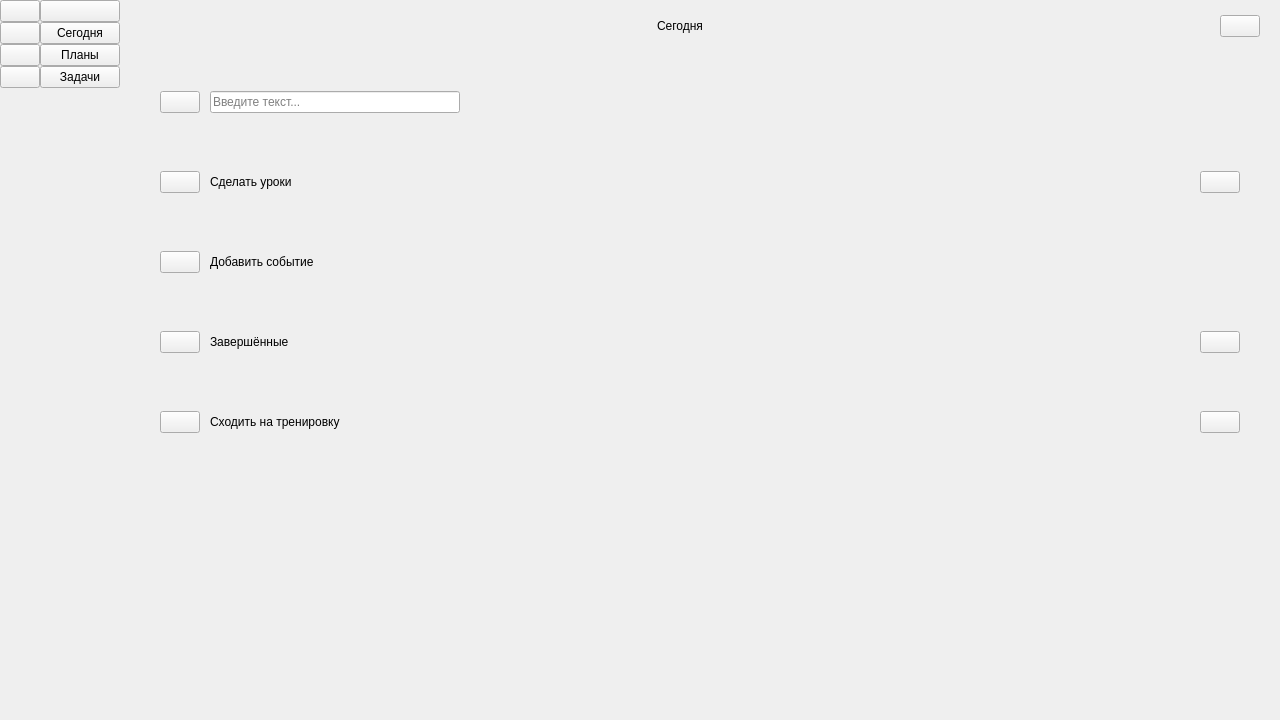
First picture: the form in mainwindow.ui, repository fnDxrk/ToDo_VPHAMI, before the edit.
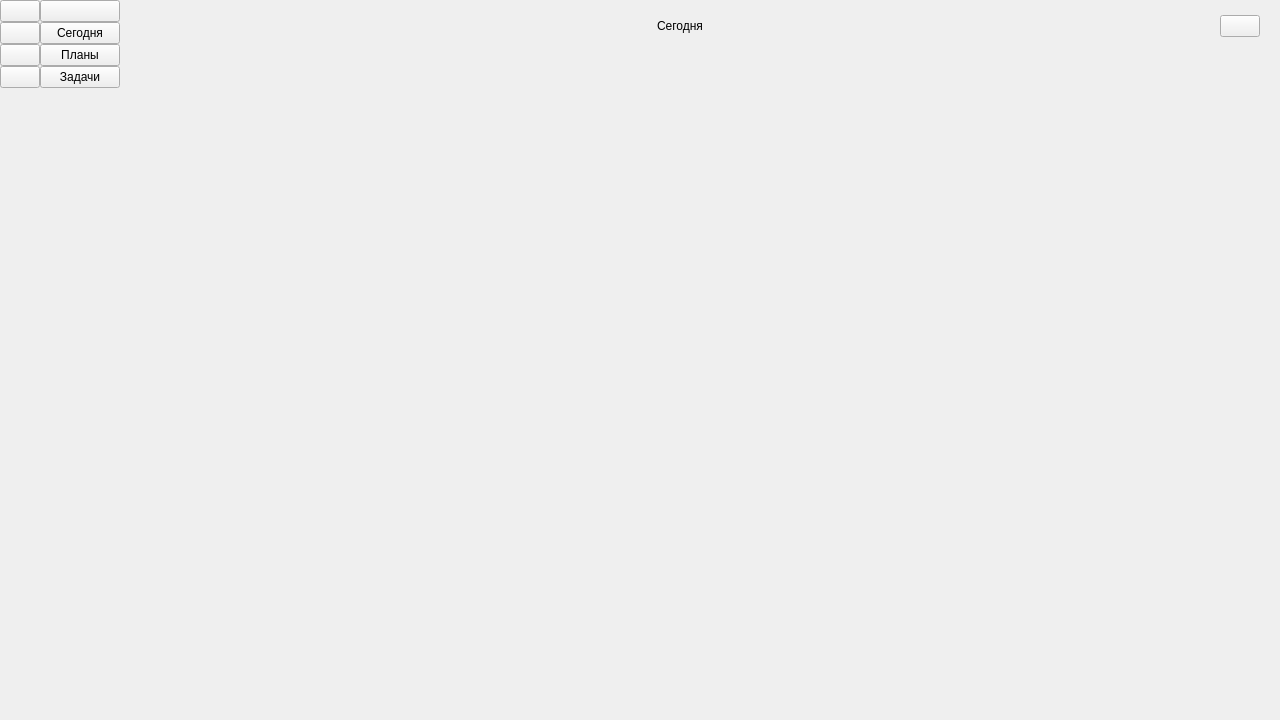
Second picture: the form after the edit. Icons and pictures are not drawn.

Commit message: Remove event widget

The edit to the form file:
```diff
--- a/mainwindow.ui
+++ b/mainwindow.ui
@@ -397,642 +397,9 @@
          <property name="currentIndex">
           <number>0</number>
          </property>
-         <widget class="QWidget" name="today_page">
-          <layout class="QVBoxLayout" name="verticalLayout_6">
-           <property name="spacing">
-            <number>20</number>
-           </property>
-           <property name="leftMargin">
-            <number>20</number>
-           </property>
-           <property name="topMargin">
-            <number>20</number>
-           </property>
-           <property name="rightMargin">
-            <number>20</number>
-           </property>
-           <property name="bottomMargin">
-            <number>20</number>
-           </property>
-           <item>
-            <widget class="QWidget" name="edit_event_widget" native="true">
-             <property name="minimumSize">
-              <size>
-               <width>0</width>
-               <height>60</height>
-              </size>
-             </property>
-             <layout class="QHBoxLayout" name="horizontalLayout_9">
-              <property name="spacing">
-               <number>0</number>
-              </property>
-              <property name="leftMargin">
-               <number>20</number>
-              </property>
-              <property name="topMargin">
-               <number>0</number>
-              </property>
-              <property name="rightMargin">
-               <number>20</number>
-              </property>
-              <property name="bottomMargin">
-               <number>0</number>
-              </property>
-              <item>
-               <widget class="QPushButton" name="circle_button_2">
-                <property name="text">
-                 <string/>
-                </property>
-                <property name="icon">
-                 <iconset resource="resource.qrc">
-                  <normaloff>:/resource/icons/Circle.png</normaloff>:/resource/icons/Circle.png</iconset>
-                </property>
-                <property name="iconSize">
-                 <size>
-                  <width>20</width>
-                  <height>20</height>
-                 </size>
-                </property>
-               </widget>
-              </item>
-              <item>
-               <spacer name="horizontalSpacer_12">
-                <property name="orientation">
-                 <enum>Qt::Horizontal</enum>
-                </property>
-                <property name="sizeType">
-                 <enum>QSizePolicy::Fixed</enum>
-                </property>
-                <property name="sizeHint" stdset="0">
-                 <size>
-                  <width>10</width>
-                  <height>20</height>
-                 </size>
-                </property>
-               </spacer>
-              </item>
-              <item>
-               <widget class="QLineEdit" name="edit_line">
-                <property name="sizePolicy">
-                 <sizepolicy hsizetype="Expanding" vsizetype="Fixed">
-                  <horstretch>0</horstretch>
-                  <verstretch>0</verstretch>
-                 </sizepolicy>
-                </property>
-                <property name="maximumSize">
-                 <size>
-                  <width>250</width>
-                  <height>16777215</height>
-                 </size>
-                </property>
-                <property name="text">
-                 <string/>
-                </property>
-                <property name="placeholderText">
-                 <string>Введите текст...</string>
-                </property>
-               </widget>
-              </item>
-              <item>
-               <widget class="QLabel" name="edit_text">
-                <property name="text">
-                 <string/>
-                </property>
-               </widget>
-              </item>
-              <item>
-               <spacer name="horizontalSpacer_13">
-                <property name="orientation">
-                 <enum>Qt::Horizontal</enum>
-                </property>
-                <property name="sizeHint" stdset="0">
-                 <size>
-                  <width>762</width>
-                  <height>20</height>
-                 </size>
-                </property>
-               </spacer>
-              </item>
-             </layout>
-            </widget>
-           </item>
-           <item>
-            <widget class="QWidget" name="event_widget" native="true">
-             <property name="minimumSize">
-              <size>
-               <width>0</width>
-               <height>60</height>
-              </size>
-             </property>
-             <layout class="QHBoxLayout" name="horizontalLayout_4">
-              <property name="spacing">
-               <number>0</number>
-              </property>
-              <property name="leftMargin">
-               <number>20</number>
-              </property>
-              <property name="topMargin">
-               <number>0</number>
-              </property>
-              <property name="rightMargin">
-               <number>20</number>
-              </property>
-              <property name="bottomMargin">
-               <number>0</number>
-              </property>
-              <item>
-               <widget class="QPushButton" name="circle_button">
-                <property name="text">
-                 <string/>
-                </property>
-                <property name="icon">
-                 <iconset resource="resource.qrc">
-                  <normaloff>:/resource/icons/Circle.png</normaloff>:/resource/icons/Circle.png</iconset>
-                </property>
-                <property name="iconSize">
-                 <size>
-                  <width>20</width>
-                  <height>20</height>
-                 </size>
-                </property>
-               </widget>
-              </item>
-              <item>
-               <spacer name="horizontalSpacer_5">
-                <property name="orientation">
-                 <enum>Qt::Horizontal</enum>
-                </property>
-                <property name="sizeType">
-                 <enum>QSizePolicy::Fixed</enum>
-                </property>
-                <property name="sizeHint" stdset="0">
-                 <size>
-                  <width>10</width>
-                  <height>20</height>
-                 </size>
-                </property>
-               </spacer>
-              </item>
-              <item>
-               <widget class="QLabel" name="event_text">
-                <property name="text">
-                 <string>Сделать уроки</string>
-                </property>
-               </widget>
-              </item>
-              <item>
-               <spacer name="horizontalSpacer_4">
-                <property name="orientation">
-                 <enum>Qt::Horizontal</enum>
-                </property>
-                <property name="sizeType">
-                 <enum>QSizePolicy::Expanding</enum>
-                </property>
-                <property name="sizeHint" stdset="0">
-                 <size>
-                  <width>838</width>
-                  <height>20</height>
-                 </size>
-                </property>
-               </spacer>
-              </item>
-              <item>
-               <widget class="QPushButton" name="options_button_2">
-                <property name="text">
-                 <string/>
-                </property>
-                <property name="icon">
-                 <iconset resource="resource.qrc">
-                  <normaloff>:/resource/icons/Options.png</normaloff>:/resource/icons/Options.png</iconset>
-                </property>
-                <property name="iconSize">
-                 <size>
-                  <width>20</width>
-                  <height>20</height>
-                 </size>
-                </property>
-               </widget>
-              </item>
-             </layout>
-            </widget>
-           </item>
-           <item>
-            <widget class="QWidget" name="add_event_widget" native="true">
-             <property name="minimumSize">
-              <size>
-               <width>0</width>
-               <height>60</height>
-              </size>
-             </property>
-             <layout class="QHBoxLayout" name="horizontalLayout_5">
-              <property name="spacing">
-               <number>0</number>
-              </property>
-              <property name="leftMargin">
-               <number>20</number>
-              </property>
-              <property name="topMargin">
-               <number>0</number>
-              </property>
-              <property name="rightMargin">
-               <number>20</number>
-              </property>
-              <property name="bottomMargin">
-               <number>0</number>
-              </property>
-              <item>
-               <widget class="QPushButton" name="plus_button">
-                <property name="text">
-                 <string/>
-                </property>
-                <property name="icon">
-                 <iconset resource="resource.qrc">
-                  <normaloff>:/resource/icons/Plus.png</normaloff>:/resource/icons/Plus.png</iconset>
-                </property>
-                <property name="iconSize">
-                 <size>
-                  <width>20</width>
-                  <height>20</height>
-                 </size>
-                </property>
-               </widget>
-              </item>
-              <item>
-               <spacer name="horizontalSpacer_3">
-                <property name="orientation">
-                 <enum>Qt::Horizontal</enum>
-                </property>
-                <property name="sizeType">
-                 <enum>QSizePolicy::Fixed</enum>
-                </property>
-                <property name="sizeHint" stdset="0">
-                 <size>
-                  <width>10</width>
-                  <height>20</height>
-                 </size>
-                </property>
-               </spacer>
-              </item>
-              <item>
-               <widget class="QLabel" name="add_event_text">
-                <property name="text">
-                 <string>Добавить событие</string>
-                </property>
-               </widget>
-              </item>
-              <item>
-               <spacer name="horizontalSpacer_8">
-                <property name="orientation">
-                 <enum>Qt::Horizontal</enum>
-                </property>
-                <property name="sizeHint" stdset="0">
-                 <size>
-                  <width>889</width>
-                  <height>20</height>
-                 </size>
-                </property>
-               </spacer>
-              </item>
-             </layout>
-            </widget>
-           </item>
-           <item>
-            <widget class="QWidget" name="completed_event_widget" native="true">
-             <property name="minimumSize">
-              <size>
-               <width>0</width>
-               <height>60</height>
-              </size>
-             </property>
-             <layout class="QHBoxLayout" name="horizontalLayout_6">
-              <property name="spacing">
-               <number>0</number>
-              </property>
-              <property name="leftMargin">
-               <number>20</number>
-              </property>
-              <property name="topMargin">
-               <number>0</number>
-              </property>
-              <property name="rightMargin">
-               <number>20</number>
-              </property>
-              <property name="bottomMargin">
-               <number>0</number>
-              </property>
-              <item>
-               <widget class="QPushButton" name="arrow_right_button">
-                <property name="text">
-                 <string/>
-                </property>
-                <property name="icon">
-                 <iconset resource="resource.qrc">
-                  <normaloff>:/resource/icons/Arrow_right.png</normaloff>:/resource/icons/Arrow_right.png</iconset>
-                </property>
-                <property name="iconSize">
-                 <size>
-                  <width>20</width>
-                  <height>20</height>
-                 </size>
-                </property>
-               </widget>
-              </item>
-              <item>
-               <spacer name="horizontalSpacer_9">
-                <property name="orientation">
-                 <enum>Qt::Horizontal</enum>
-                </property>
-                <property name="sizeType">
-                 <enum>QSizePolicy::Fixed</enum>
-                </property>
-                <property name="sizeHint" stdset="0">
-                 <size>
-                  <width>10</width>
-                  <height>20</height>
-                 </size>
-                </property>
-               </spacer>
-              </item>
-              <item>
-               <widget class="QLabel" name="completed_event_text">
-                <property name="text">
-                 <string>Завершённые</string>
-                </property>
-               </widget>
-              </item>
-              <item>
-               <spacer name="horizontalSpacer_10">
-                <property name="orientation">
-                 <enum>Qt::Horizontal</enum>
-                </property>
-                <property name="sizeHint" stdset="0">
-                 <size>
-                  <width>883</width>
-                  <height>20</height>
-                 </size>
-                </property>
-               </spacer>
-              </item>
-              <item>
-               <widget class="QPushButton" name="trash_button">
-                <property name="text">
-                 <string/>
-                </property>
-                <property name="icon">
-                 <iconset resource="resource.qrc">
-                  <normaloff>:/resource/icons/Trash.png</normaloff>:/resource/icons/Trash.png</iconset>
-                </property>
-                <property name="iconSize">
-                 <size>
-                  <width>20</width>
-                  <height>20</height>
-                 </size>
-                </property>
-               </widget>
-              </item>
-             </layout>
-            </widget>
-           </item>
-           <item>
-            <widget class="QWidget" name="event_complete_widget" native="true">
-             <property name="minimumSize">
-              <size>
-               <width>0</width>
-               <height>60</height>
-              </size>
-             </property>
-             <layout class="QHBoxLayout" name="horizontalLayout_7">
-              <property name="spacing">
-               <number>0</number>
-              </property>
-              <property name="leftMargin">
-               <number>20</number>
-              </property>
-              <property name="topMargin">
-               <number>0</number>
-              </property>
-              <property name="rightMargin">
-               <number>20</number>
-              </property>
-              <property name="bottomMargin">
-               <number>0</number>
-              </property>
-              <item>
-               <widget class="QPushButton" name="complete_button">
-                <property name="text">
-                 <string/>
-                </property>
-                <property name="icon">
-                 <iconset resource="resource.qrc">
-                  <normaloff>:/resource/icons/Complete.png</normaloff>:/resource/icons/Complete.png</iconset>
-                </property>
-                <property name="iconSize">
-                 <size>
-                  <width>20</width>
-                  <height>20</height>
-                 </size>
-                </property>
-               </widget>
-              </item>
-              <item>
-               <spacer name="horizontalSpacer_6">
-                <property name="orientation">
-                 <enum>Qt::Horizontal</enum>
-                </property>
-                <property name="sizeType">
-                 <enum>QSizePolicy::Fixed</enum>
-                </property>
-                <property name="sizeHint" stdset="0">
-                 <size>
-                  <width>10</width>
-                  <height>20</height>
-                 </size>
-                </property>
-               </spacer>
-              </item>
-              <item>
-               <widget class="QLabel" name="event_complete_text">
-                <property name="text">
-                 <string>Сходить на тренировку</string>
-                </property>
-               </widget>
-              </item>
-              <item>
-               <spacer name="horizontalSpacer_7">
-                <property name="orientation">
-                 <enum>Qt::Horizontal</enum>
-                </property>
-                <property name="sizeHint" stdset="0">
-                 <size>
-                  <width>843</width>
-                  <height>20</height>
-                 </size>
-                </property>
-               </spacer>
-              </item>
-              <item>
-               <widget class="QPushButton" name="options_button">
-                <property name="text">
-                 <string/>
-                </property>
-                <property name="icon">
-                 <iconset resource="resource.qrc">
-                  <normaloff>:/resource/icons/Options.png</normaloff>:/resource/icons/Options.png</iconset>
-                </property>
-                <property name="iconSize">
-                 <size>
-                  <width>20</width>
-                  <height>20</height>
-                 </size>
-                </property>
-               </widget>
-              </item>
-             </layout>
-            </widget>
-           </item>
-           <item>
-            <spacer name="verticalSpacer_3">
-             <property name="orientation">
-              <enum>Qt::Vertical</enum>
-             </property>
-             <property name="sizeHint" stdset="0">
-              <size>
-               <width>20</width>
-               <height>397</height>
-              </size>
-             </property>
-            </spacer>
-           </item>
-          </layout>
-         </widget>
-         <widget class="QWidget" name="plans_page">
-          <layout class="QVBoxLayout" name="verticalLayout_7">
-           <property name="spacing">
-            <number>20</number>
-           </property>
-           <property name="leftMargin">
-            <number>20</number>
-           </property>
-           <property name="topMargin">
-            <number>20</number>
-           </property>
-           <property name="rightMargin">
-            <number>20</number>
-           </property>
-           <property name="bottomMargin">
-            <number>20</number>
-           </property>
-           <item>
-            <widget class="QWidget" name="data_widget" native="true">
-             <property name="minimumSize">
-              <size>
-               <width>0</width>
-               <height>60</height>
-              </size>
-             </property>
-             <layout class="QHBoxLayout" name="horizontalLayout_8">
-              <property name="spacing">
-               <number>0</number>
-              </property>
-              <property name="leftMargin">
-               <number>20</number>
-              </property>
-              <property name="topMargin">
-               <number>0</number>
-              </property>
-              <property name="rightMargin">
-               <number>20</number>
-              </property>
-              <property name="bottomMargin">
-               <number>0</number>
-              </property>
-              <item>
-               <widget class="QPushButton" name="data_button">
-                <property name="text">
-                 <string>04.09.2024</string>
-                </property>
-               </widget>
-              </item>
-              <item>
-               <spacer name="horizontalSpacer_11">
-                <property name="orientation">
-                 <enum>Qt::Horizontal</enum>
-                </property>
-                <property name="sizeHint" stdset="0">
-                 <size>
-                  <width>963</width>
-                  <height>20</height>
-                 </size>
-                </property>
-               </spacer>
-              </item>
-              <item>
-               <widget class="QPushButton" name="data_trash_button">
-                <property name="text">
-                 <string/>
-                </property>
-                <property name="icon">
-                 <iconset resource="resource.qrc">
-                  <normaloff>:/resource/icons/Trash.png</normaloff>:/resource/icons/Trash.png</iconset>
-                </property>
-                <property name="iconSize">
-                 <size>
-                  <width>20</width>
-                  <height>20</height>
-                 </size>
-                </property>
-               </widget>
-              </item>
-             </layout>
-            </widget>
-           </item>
-           <item>
-            <spacer name="verticalSpacer_4">
-             <property name="orientation">
-              <enum>Qt::Vertical</enum>
-             </property>
-             <property name="sizeHint" stdset="0">
-              <size>
-               <width>20</width>
-               <height>511</height>
-              </size>
-             </property>
-            </spacer>
-           </item>
-          </layout>
-         </widget>
-         <widget class="QWidget" name="tasks_page">
-          <layout class="QVBoxLayout" name="verticalLayout_8">
-           <property name="spacing">
-            <number>20</number>
-           </property>
-           <property name="leftMargin">
-            <number>20</number>
-           </property>
-           <property name="topMargin">
-            <number>20</number>
-           </property>
-           <property name="rightMargin">
-            <number>20</number>
-           </property>
-           <property name="bottomMargin">
-            <number>20</number>
-           </property>
-           <item>
-            <spacer name="verticalSpacer_5">
-             <property name="orientation">
-              <enum>Qt::Vertical</enum>
-             </property>
-             <property name="sizeHint" stdset="0">
-              <size>
-               <width>20</width>
-               <height>321</height>
-              </size>
-             </property>
-            </spacer>
-           </item>
-          </layout>
-         </widget>
+         <widget class="QWidget" name="today_page"/>
+         <widget class="QWidget" name="plans_page"/>
+         <widget class="QWidget" name="tasks_page"/>
         </widget>
        </item>
       </layout>
```
